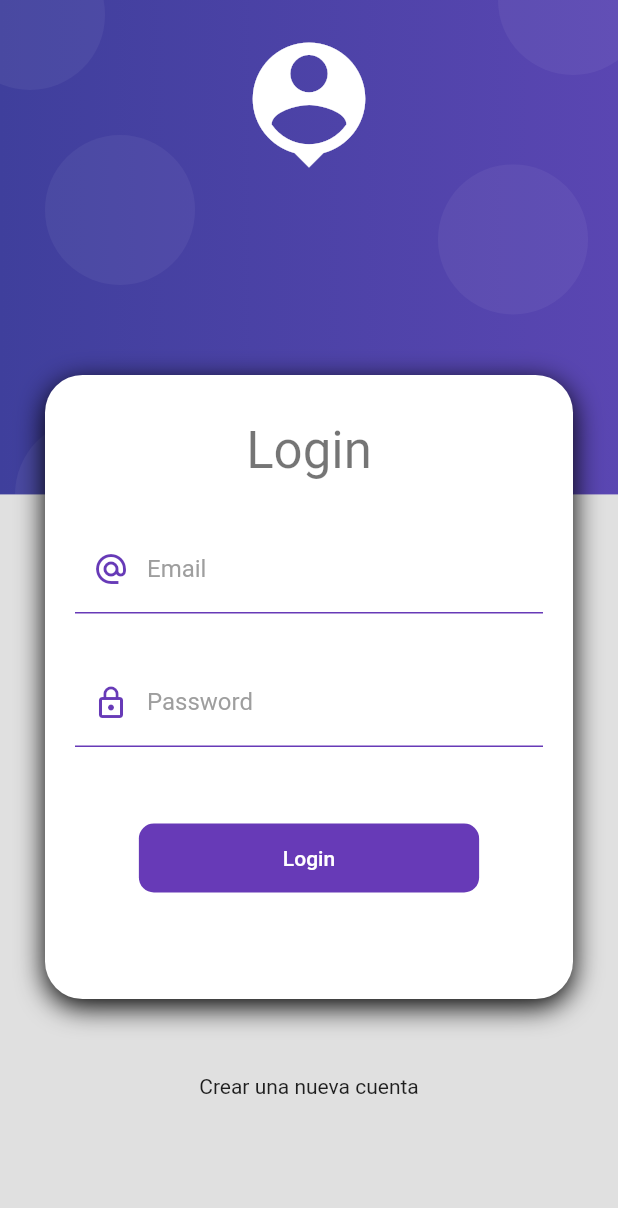
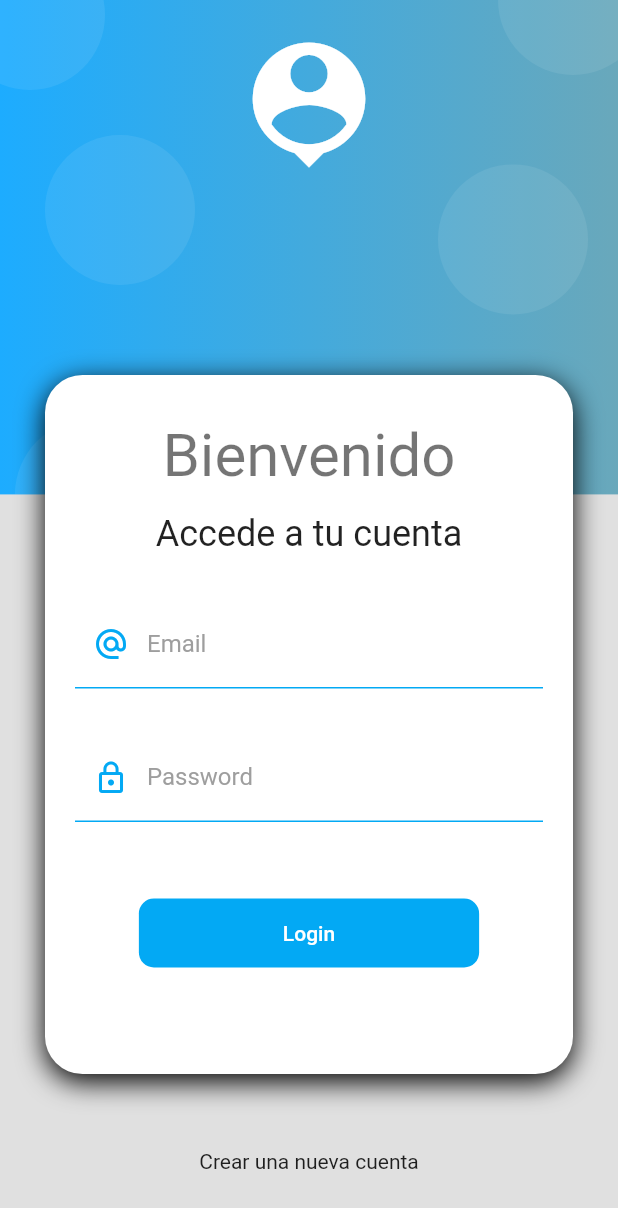
Before and after one commit to nahueltabasso/techconnect-frontend, a Flutter app: the screen it shows after launch, on a phone screen of 412 x 824 dp. Shown: the top 1208 px of the screen. Run offline on Flutter 3.47's test engine with Material 2 defaults, Android fonts, the phone set to English and light mode, and no system bars.

Commit message:
fix: Fix background color in login screen

```diff
--- a/lib/screens/login_screen.dart
+++ b/lib/screens/login_screen.dart
@@ -23,7 +23,10 @@ class LoginScreen extends StatelessWidget {
                 child: Column(
                   children: [
                     const SizedBox(height: 10,),
-                    Text('Login', style: Theme.of(context).textTheme.headline4,),
+                    Text('Bienvenido', style: Theme.of(context).textTheme.headlineLarge,),
+                    const SizedBox(height: 15,),
+                    Text('Accede a tu cuenta', style: Theme.of(context).textTheme.headlineSmall,),
+
                     const SizedBox(height: 30,),
 
                     ChangeNotifierProvider(
@@ -99,20 +102,20 @@ class _LoginForm extends StatelessWidget {
               shape: RoundedRectangleBorder(borderRadius: BorderRadius.circular(10)),
               disabledColor: Colors.grey,
               elevation: 0,
-              color: Colors.deepPurple,
-              child: Container(
-                padding: const EdgeInsets.symmetric(horizontal: 80, vertical: 15),
-                child: Text(loginForm.isLoading ? 'Espere' : 'Login', style: TextStyle(color: Colors.white),),
-              ),
+              color: Colors.lightBlue,
               onPressed: loginForm.isLoading ? null : () async {
                 FocusScope.of(context).unfocus();
                 // TODO Login form (submit)
                 if (!loginForm.isValidForm()) return;
                 loginForm.isLoading = true;
-                await Future.delayed(Duration(seconds: 2));
+                await Future.delayed(const Duration(seconds: 2));
                 loginForm.isLoading = false;
                 Navigator.pushReplacementNamed(context, 'home');
               },
+              child: Container(
+                padding: const EdgeInsets.symmetric(horizontal: 80, vertical: 15),
+                child: Text(loginForm.isLoading ? 'Espere' : 'Login', style: const TextStyle(color: Colors.white),),
+              ),
             ),
 
             const SizedBox(height: 50,)
--- a/lib/ui/input_decorations.dart
+++ b/lib/ui/input_decorations.dart
@@ -10,12 +10,12 @@ class InputDecorations {
     return InputDecoration(
       enabledBorder: const UnderlineInputBorder(
         borderSide: BorderSide(
-          color: Colors.deepPurple
+          color: Colors.lightBlue
         ),
       ),
       focusedBorder: const UnderlineInputBorder(
         borderSide: BorderSide(
-          color: Colors.deepPurple,
+          color: Colors.lightBlue,
           width: 2
         )
       ),
@@ -24,7 +24,7 @@ class InputDecorations {
       labelStyle: const TextStyle(
         color: Colors.grey
       ),
-      prefixIcon: prefixIcon != null ? Icon(prefixIcon, color: Colors.deepPurple) : null
+      prefixIcon: prefixIcon != null ? Icon(prefixIcon, color: Colors.lightBlue) : null
     );
    }
 
--- a/lib/widgets/auth_background.dart
+++ b/lib/widgets/auth_background.dart
@@ -15,7 +15,7 @@ class AuthBackground extends StatelessWidget {
       child: Stack(
         children: [
 
-          const _PurpleBox(),
+          const _LightBlueBox(),
           const _HeaderIcon(),
           this.child
 
@@ -43,8 +43,8 @@ class _HeaderIcon extends StatelessWidget {
 }
 
 
-class _PurpleBox extends StatelessWidget {
-  const _PurpleBox({super.key});
+class _LightBlueBox extends StatelessWidget {
+  const _LightBlueBox({super.key});
 
   @override
   Widget build(BuildContext context) {
@@ -54,7 +54,7 @@ class _PurpleBox extends StatelessWidget {
     return Container(
       width: double.infinity,
       height: size.height * 0.4,
-      decoration: _purpleBackground(),
+      decoration: _lightBlueBackground(),
       child: const Stack(
         children: [
           Positioned(child: _Bubble(), top: 90, left: 30),
@@ -68,12 +68,12 @@ class _PurpleBox extends StatelessWidget {
     );
   }
 
-  BoxDecoration _purpleBackground() {
+  BoxDecoration _lightBlueBackground() {
     return const BoxDecoration(
       gradient: LinearGradient(
         colors: [
-          Color.fromRGBO(63, 63, 156, 1),
-          Color.fromRGBO(90, 70, 178, 1)
+          Color.fromRGBO(29, 172, 255, 1),
+          Color.fromRGBO(105, 168, 187, 1)
         ]
       )
     );
@@ -90,7 +90,7 @@ class _Bubble extends StatelessWidget {
       height: 100,
       decoration: BoxDecoration(
         borderRadius: BorderRadius.circular(100),
-        color: const Color.fromRGBO(255, 255, 255, 0.05)
+        color: const Color.fromARGB(20, 253, 253, 253)
       ),
     );
   }
```
